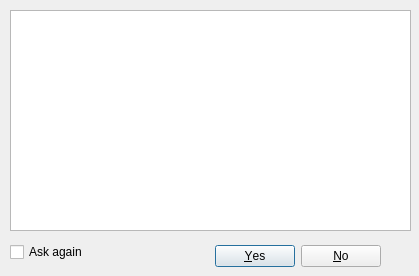
Before: the Qt Designer form forms/TonemappingWarnDialog.ui in LuminanceHDR/LuminanceHDR, drawn with Qt 5.
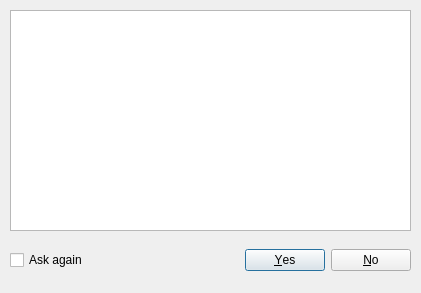
After: the same form once the commit is applied.

Commit message: TonemappingWarnDialog.ui: Fix for truncated 'Ask again' checkbox text. Thanks to Elizabeth Oldham

Diff of the .ui file:
```diff
--- a/forms/TonemappingWarnDialog.ui
+++ b/forms/TonemappingWarnDialog.ui
@@ -9,42 +9,13 @@
    <rect>
     <x>0</x>
     <y>0</y>
-    <width>419</width>
-    <height>276</height>
+    <width>421</width>
+    <height>293</height>
    </rect>
   </property>
   <property name="windowTitle">
    <string>Attention!</string>
   </property>
-  <widget class="QDialogButtonBox" name="buttonBox">
-   <property name="geometry">
-    <rect>
-     <x>210</x>
-     <y>240</y>
-     <width>171</width>
-     <height>32</height>
-    </rect>
-   </property>
-   <property name="orientation">
-    <enum>Qt::Horizontal</enum>
-   </property>
-   <property name="standardButtons">
-    <set>QDialogButtonBox::No|QDialogButtonBox::Yes</set>
-   </property>
-  </widget>
-  <widget class="QCheckBox" name="checkBoxAskAgain">
-   <property name="geometry">
-    <rect>
-     <x>10</x>
-     <y>240</y>
-     <width>91</width>
-     <height>24</height>
-    </rect>
-   </property>
-   <property name="text">
-    <string>Ask again</string>
-   </property>
-  </widget>
   <widget class="QPlainTextEdit" name="plainText">
    <property name="geometry">
     <rect>
@@ -64,6 +35,47 @@
     <bool>true</bool>
    </property>
   </widget>
+  <widget class="QWidget" name="horizontalLayoutWidget">
+   <property name="geometry">
+    <rect>
+     <x>10</x>
+     <y>230</y>
+     <width>401</width>
+     <height>61</height>
+    </rect>
+   </property>
+   <layout class="QHBoxLayout" name="horizontalLayout">
+    <item>
+     <widget class="QCheckBox" name="checkBoxAskAgain">
+      <property name="sizePolicy">
+       <sizepolicy hsizetype="MinimumExpanding" vsizetype="Maximum">
+        <horstretch>0</horstretch>
+        <verstretch>0</verstretch>
+       </sizepolicy>
+      </property>
+      <property name="text">
+       <string>Ask again</string>
+      </property>
+     </widget>
+    </item>
+    <item>
+     <widget class="QDialogButtonBox" name="buttonBox">
+      <property name="sizePolicy">
+       <sizepolicy hsizetype="Expanding" vsizetype="MinimumExpanding">
+        <horstretch>0</horstretch>
+        <verstretch>0</verstretch>
+       </sizepolicy>
+      </property>
+      <property name="orientation">
+       <enum>Qt::Horizontal</enum>
+      </property>
+      <property name="standardButtons">
+       <set>QDialogButtonBox::No|QDialogButtonBox::Yes</set>
+      </property>
+     </widget>
+    </item>
+   </layout>
+  </widget>
  </widget>
  <resources/>
  <connections>
```
